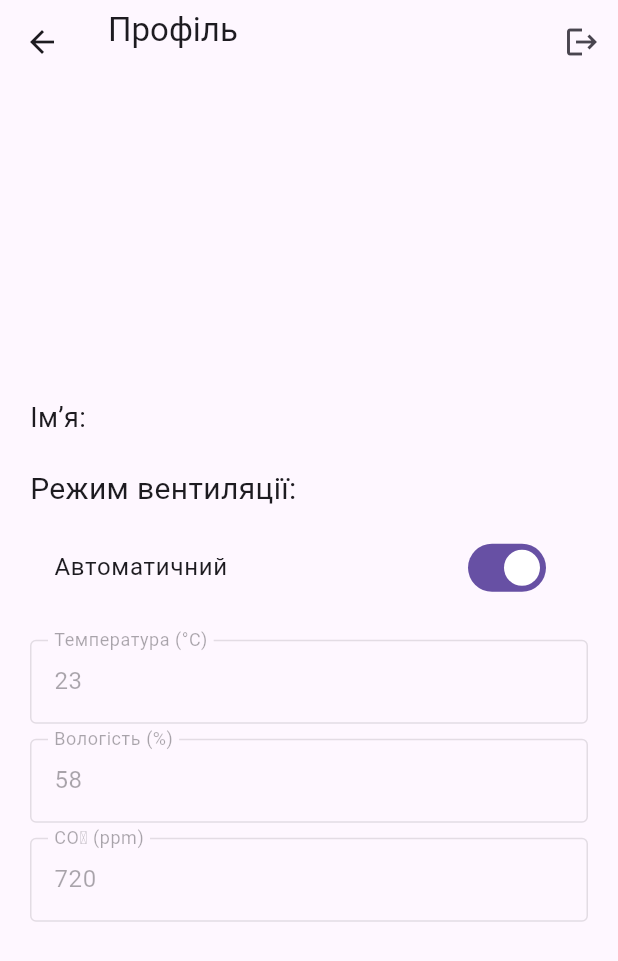
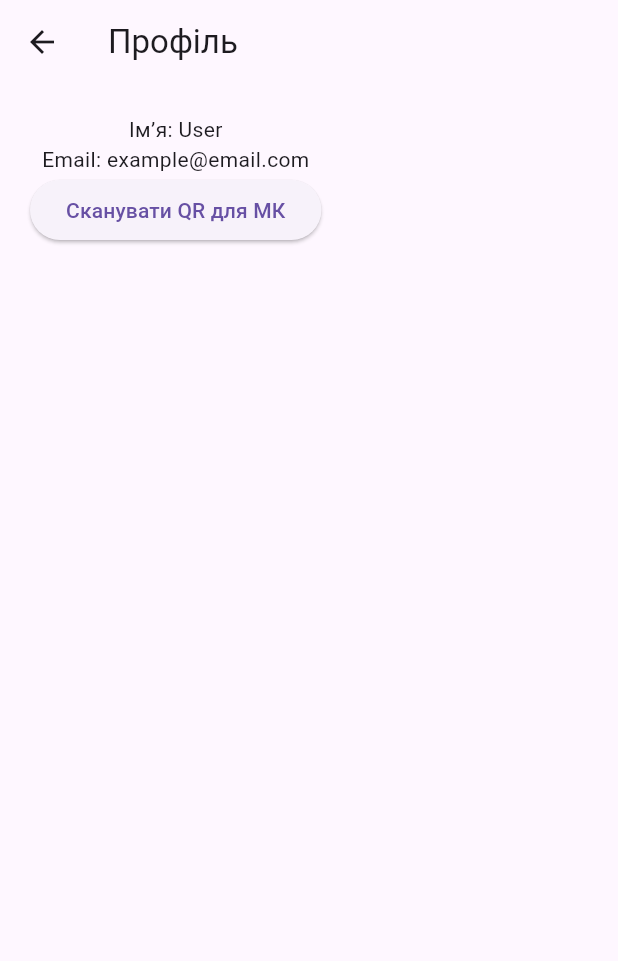
Before and after one commit to chokolada/flutter_labs, a Flutter app: the ProfilePage screen opened by its route, on a phone screen of 412 x 824 dp. Shown: the top 961 px of the screen. Run offline on Flutter 3.47's test engine with Material 3 defaults, Android fonts, the phone set to English and light mode, and no system bars; our stand-ins replace connectivity_plus, shared_preferences; missing offline and left inert: mobile_scanner, mqtt_client; accounts and stored records are empty.

Commit message:
adding lab5

```diff
--- a/lib/screens/profile_page.dart
+++ b/lib/screens/profile_page.dart
@@ -1,6 +1,6 @@
-// lib/screens/profile_page.dart
 import 'package:flutter/material.dart';
-import 'package:shared_preferences/shared_preferences.dart';
+import 'package:http/http.dart' as http;
+import 'package:mobile_scanner/mobile_scanner.dart';
 
 class ProfilePage extends StatefulWidget {
   @override
@@ -8,64 +8,68 @@ class ProfilePage extends StatefulWidget {
 }
 
 class _ProfilePageState extends State<ProfilePage> {
-  bool isAutoMode = true;
-  final tempController = TextEditingController(text: '23');
-  final humController = TextEditingController(text: '58');
-  final co2Controller = TextEditingController(text: '720');
-  String userEmail = '';
-  String userName = '';
+  final _mcuPassword = "1111"; // Той самий, що у мікроконтролері
+  String userEmail = 'example@email.com';
+  String userName = 'User';
 
-  @override
-  void initState() {
-    super.initState();
-    _loadUserData();
+  void _startQRCodeScan() async {
+    String? qrData = await Navigator.push(context, MaterialPageRoute(
+      builder: (_) => QRViewExample(),
+    ));
+
+    if (qrData != null) {
+      // Відправка даних на мікроконтролер
+      var url = Uri.parse('http://192.168.1.150/configure');
+      var response = await http.post(
+        url,
+        headers: {'Content-Type': 'application/json'},
+        body: '{"password":"$_mcuPassword","payload":"$qrData"}',
+      );
+
+      if (response.statusCode == 200) {
+        showDialog(
+          context: context,
+          builder: (context) => AlertDialog(
+            title: Text("Результат"),
+            content: Text("Відповідь від МК: ${response.body}"),
+          ),
+        );
+      } else {
+        ScaffoldMessenger.of(context).showSnackBar(
+          SnackBar(content: Text("Помилка відправки на МК")),
+        );
       }
-
-  Future<void> _loadUserData() async {
-    final prefs = await SharedPreferences.getInstance();
-    setState(() {
-      userEmail = prefs.getString('email') ?? '';
-      userName = prefs.getString('name') ?? '';
-      tempController.text = prefs.getString('temp') ?? '23';
-      humController.text = prefs.getString('hum') ?? '58';
-      co2Controller.text = prefs.getString('co2') ?? '720';
-      isAutoMode = prefs.getBool('autoMode') ?? true;
-    });
-  }
-
-  Future<void> _saveManualValues() async {
-    final prefs = await SharedPreferences.getInstance();
-    await prefs.setString('temp', tempController.text);
-    await prefs.setString('hum', humController.text);
-    await prefs.setString('co2', co2Controller.text);
-  }
-
-  Future<void> _saveFieldsIfAutoMode() async {
-    final prefs = await SharedPreferences.getInstance();
-    await prefs.setBool('autoMode', isAutoMode);
-    if (isAutoMode) {
-      await prefs.setString('temp', tempController.text);
-      await prefs.setString('hum', humController.text);
-      await prefs.setString('co2', co2Controller.text);
     }
   }
 
-  void _confirmLogout() {
+  void _showPasswordDialog() {
+    TextEditingController pwdController = TextEditingController();
     showDialog(
       context: context,
       builder: (context) => AlertDialog(
-        title: Text('Вийти з профілю?'),
-        content: Text('Ви впевнені, що хочете вийти?'),
+        title: Text("Введіть пароль для МК"),
+        content: TextField(
+          controller: pwdController,
+          obscureText: true,
+          decoration: InputDecoration(labelText: "Пароль"),
+        ),
         actions: [
           TextButton(
             onPressed: () => Navigator.pop(context),
-            child: Text('Скасувати'),
+            child: Text("Скасувати"),
           ),
           TextButton(
             onPressed: () {
-              Navigator.of(context).pushNamedAndRemoveUntil('/login', (route) => false);
+              if (pwdController.text == _mcuPassword) {
+                Navigator.pop(context);
+                _startQRCodeScan();
+              } else {
+                ScaffoldMessenger.of(context).showSnackBar(
+                  SnackBar(content: Text("Невірний пароль")),
+                );
+              }
             },
-            child: Text('Вийти'),
+            child: Text("Підтвердити"),
           ),
         ],
       ),
@@ -73,73 +77,42 @@ class _ProfilePageState extends State<ProfilePage> {
   }
 
   @override
-  Widget build(BuildContext context) => Scaffold(
-    appBar: AppBar(
-      title: Column(
-        crossAxisAlignment: CrossAxisAlignment.start,
-        children: [
-          Text("Профіль"),
-          Text(userEmail, style: TextStyle(fontSize: 12)),
-        ],
-      ),
-      actions: [
-        IconButton(
-          icon: Icon(Icons.logout),
-          onPressed: _confirmLogout,
-          tooltip: 'Вийти',
-        )
-      ],
-    ),
+  Widget build(BuildContext context) {
+    return Scaffold(
+      appBar: AppBar(title: Text("Профіль")),
       body: Padding(
         padding: const EdgeInsets.all(20),
         child: Column(
-        mainAxisAlignment: MainAxisAlignment.center,
-        crossAxisAlignment: CrossAxisAlignment.start,
           children: [
-          Text("Ім’я: $userName", style: TextStyle(fontSize: 18)),
-          SizedBox(height: 20),
-          Text("Режим вентиляції:", style: TextStyle(fontSize: 20)),
-          SizedBox(height: 10),
-          SwitchListTile(
-            title: Text(isAutoMode ? "Автоматичний" : "Ручний"),
-            value: isAutoMode,
-            onChanged: (value) {
-              setState(() => isAutoMode = value);
-              _saveFieldsIfAutoMode();
-            },
+            Text("Ім’я: $userName"),
+            Text("Email: $userEmail"),
+            ElevatedButton(
+              onPressed: _showPasswordDialog,
+              child: Text("Сканувати QR для МК"),
             ),
-          SizedBox(height: 20),
-          _buildInputField("Температура (°C)", tempController),
-          SizedBox(height: 10),
-          _buildInputField("Вологість (%)", humController),
-          SizedBox(height: 10),
-          _buildInputField("CO₂ (ppm)", co2Controller),
-          if (!isAutoMode) ...[
-            SizedBox(height: 20),
-            Center(
-              child: ElevatedButton(
-                onPressed: () async {
-                  await _saveManualValues();
-                  ScaffoldMessenger.of(context).showSnackBar(
-                    SnackBar(content: Text("Дані збережено!")),
-                  );
-                },
-                child: Text("Зберегти зміни"),
-              ),
-            )
-          ]
           ],
         ),
       ),
     );
+  }
+}
 
-  Widget _buildInputField(String label, TextEditingController controller) => TextField(
-    controller: controller,
-    enabled: !isAutoMode,
-    keyboardType: TextInputType.number,
-    decoration: InputDecoration(
-      labelText: label,
-      border: OutlineInputBorder(),
+class QRViewExample extends StatelessWidget {
+  @override
+  Widget build(BuildContext context) {
+    return Scaffold(
+      appBar: AppBar(title: Text('Сканер QR')),
+      body: MobileScanner(
+      onDetect: (capture) {
+        final List<Barcode> barcodes = capture.barcodes;
+        for (final barcode in barcodes) {
+          if (barcode.rawValue != null) {
+            Navigator.pop(context, barcode.rawValue);
+            break;
+          }
+        }
+      },
     ),
     );
   }
+}
--- a/pubspec.yaml
+++ b/pubspec.yaml
@@ -12,6 +12,8 @@ dependencies:
   shared_preferences: ^2.2.2
   mqtt_client: ^9.7.2
   connectivity_plus: ^5.0.2
+  mobile_scanner: ^3.3.0
+  http: ^1.1.0
 dev_dependencies:
   flutter_test:
     sdk: flutter
```
Also changed, not shown: pubspec.lock, 1 other file. Lines whose indentation alone changed are shown as unchanged.
